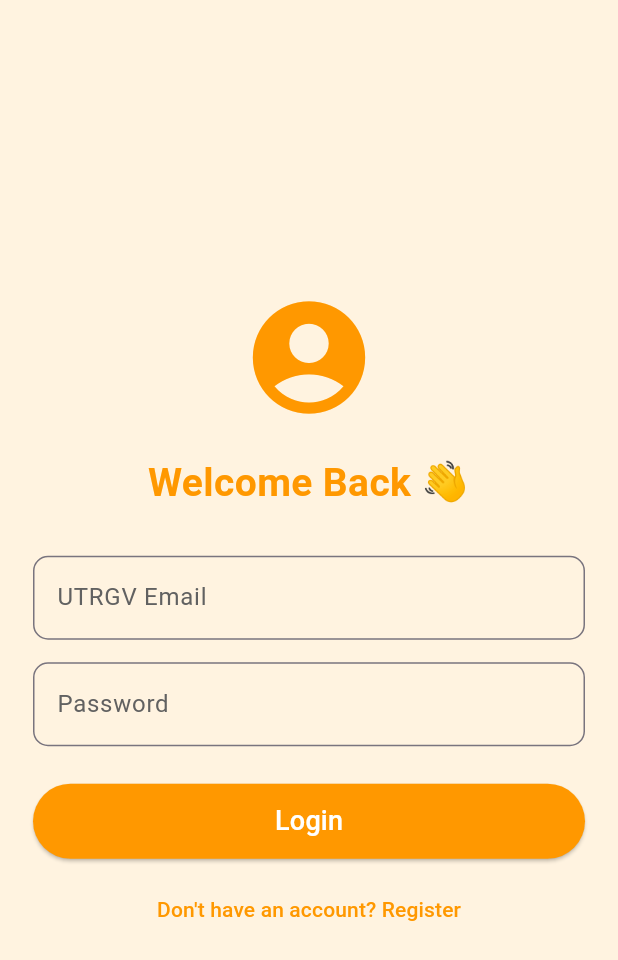
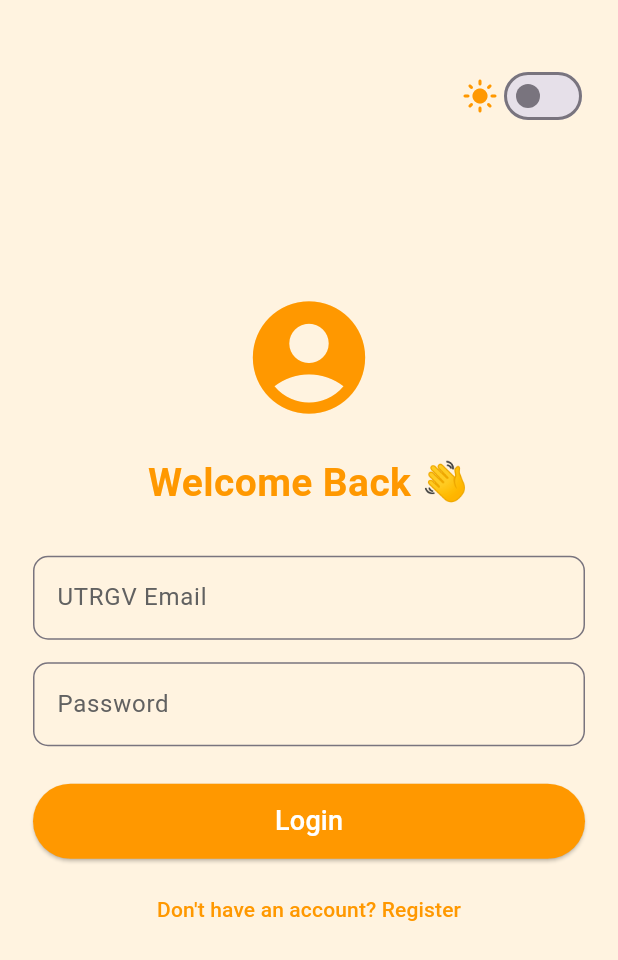
Before and after one commit to masterchieftkd1/UTRGV-CAMPUS-CONNECT, a Flutter app: the screen it shows after launch, on a phone screen of 412 x 824 dp. Shown: the top 960 px of the screen. Run offline on Flutter 3.47's test engine with Material 3 defaults, Android fonts, the phone set to English and light mode, and no system bars; our stand-ins replace cloud_firestore, firebase_auth, firebase_core, firebase_storage, image_picker; accounts and stored records are empty.

Commit message:
kind of fixed dark mode

```diff
--- a/lib/auth_screen.dart
+++ b/lib/auth_screen.dart
@@ -94,28 +94,35 @@
 
             return Scaffold(
               backgroundColor: isDark ? Colors.black : Colors.orange.shade50,
-              body: Center(
+              body: Stack(
+                children: [
+                  Center(
                     child: SingleChildScrollView(
                       padding: const EdgeInsets.all(22),
                       child: Column(
                         children: [
                           Icon(Icons.account_circle,
                               size: 90,
-                          color: isDark ? Colors.orange.shade200 : Colors.orange),
+                              color: isDark
+                                  ? Colors.orange.shade200
+                                  : Colors.orange),
                           const SizedBox(height: 20),
                           Text(
                             _isLogin ? "Welcome Back 👋" : "Create Account 🧡",
                             style: TextStyle(
                               fontSize: 26,
                               fontWeight: FontWeight.bold,
-                          color: isDark ? Colors.orange.shade200 : Colors.orange,
+                              color: isDark
+                                  ? Colors.orange.shade200
+                                  : Colors.orange,
                             ),
                           ),
                           const SizedBox(height: 30),
                           TextField(
                             controller: _emailController,
                             keyboardType: TextInputType.emailAddress,
-                        style: TextStyle(color: isDark ? Colors.white : Colors.black),
+                            style: TextStyle(
+                                color: isDark ? Colors.white : Colors.black),
                             decoration: InputDecoration(
                               labelText: "UTRGV Email",
                               hintText: "example@utrgv.edu",
@@ -130,7 +137,8 @@
                           TextField(
                             controller: _passwordController,
                             obscureText: true,
-                        style: TextStyle(color: isDark ? Colors.white : Colors.black),
+                            style: TextStyle(
+                                color: isDark ? Colors.white : Colors.black),
                             decoration: InputDecoration(
                               labelText: "Password",
                               labelStyle: TextStyle(
@@ -174,12 +182,38 @@
                                   ? "Don't have an account? Register"
                                   : "Already have an account? Login",
                               style: TextStyle(
-                              color: isDark ? Colors.orange.shade200 : Colors.orange),
+                                  color: isDark
+                                      ? Colors.orange.shade200
+                                      : Colors.orange),
                             ),
                           ),
                         ],
                       ),
                     ),
+                  ),
+
+                  // 🔘 Dark/Light Mode Toggle at top-right
+                  Positioned(
+                    top: 40,
+                    right: 20,
+                    child: Row(
+                      children: [
+                        Icon(
+                          isDark ? Icons.dark_mode : Icons.light_mode,
+                          color: Colors.orange,
+                        ),
+                        Switch(
+                          value: isDark,
+                          activeColor: Colors.orange,
+                          onChanged: (val) {
+                            themeNotifier.value =
+                                val ? ThemeMode.dark : ThemeMode.light;
+                          },
+                        ),
+                      ],
+                    ),
+                  ),
+                ],
               ),
             );
           },
```
Lines whose indentation alone changed are shown as unchanged.
